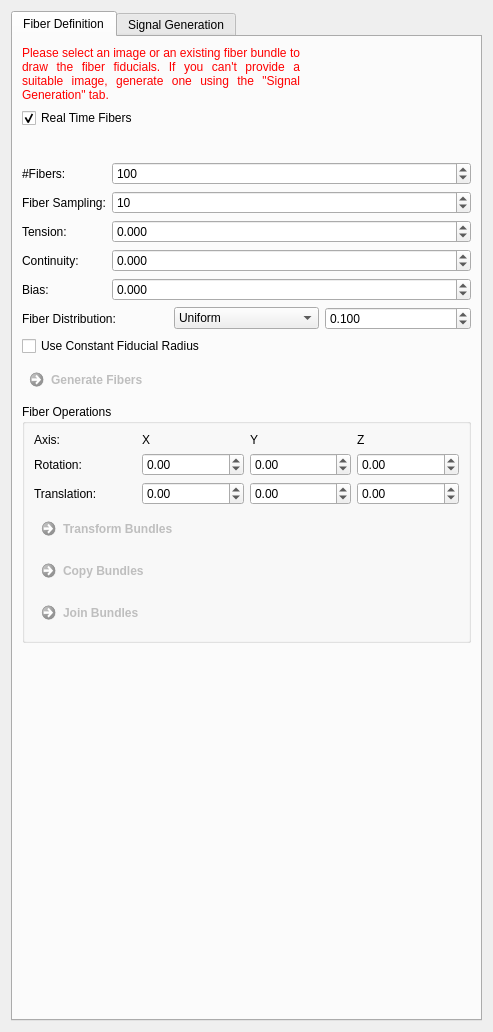
This is Plugins/org.mitk.gui.qt.diffusionimaging/src/internal/QmitkFiberfoxViewControls.ui in MITK/MITK as Qt 5 draws it before an edit. The edited form follows.
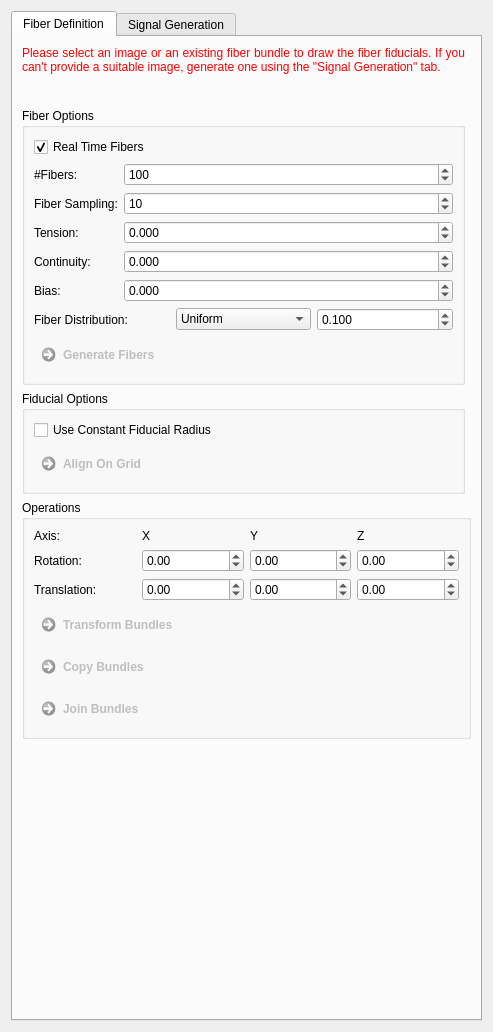
This is the edited form. Icons and pictures are not drawn.

Commit message: added snap to grid functionality

```diff
--- a/Plugins/org.mitk.gui.qt.diffusionimaging/src/internal/QmitkFiberfoxViewControls.ui
+++ b/Plugins/org.mitk.gui.qt.diffusionimaging/src/internal/QmitkFiberfoxViewControls.ui
@@ -24,18 +24,18 @@
        <string>Fiber Definition</string>
       </attribute>
       <layout class="QGridLayout" name="gridLayout_8">
-       <item row="1" column="0">
-        <widget class="QCheckBox" name="m_RealTimeFibers">
-         <property name="toolTip">
-          <string>Disable to only generate fibers if &quot;Generate Fibers&quot; button is pressed.</string>
+       <item row="7" column="0">
+        <spacer name="verticalSpacer">
+         <property name="orientation">
+          <enum>Qt::Vertical</enum>
          </property>
-         <property name="text">
-          <string>Real Time Fibers</string>
+         <property name="sizeHint" stdset="0">
+          <size>
+           <width>20</width>
+           <height>40</height>
+          </size>
          </property>
-         <property name="checked">
-          <bool>true</bool>
-         </property>
-        </widget>
+        </spacer>
        </item>
        <item row="0" column="0">
         <widget class="QLabel" name="m_FiberGenMessage">
@@ -56,7 +56,13 @@
          </property>
         </widget>
        </item>
-       <item row="3" column="0">
+       <item row="5" column="0">
+        <widget class="QGroupBox" name="groupBox_7">
+         <property name="title">
+          <string>Fiducial Options</string>
+         </property>
+         <layout class="QGridLayout" name="gridLayout_16">
+          <item row="0" column="0">
         <widget class="QCheckBox" name="m_ConstantRadiusBox">
          <property name="toolTip">
           <string>All fiducials are treated as circles with the same radius as the first fiducial. </string>
@@ -69,10 +75,26 @@
          </property>
         </widget>
        </item>
-       <item row="5" column="0" colspan="2">
+          <item row="1" column="0">
+           <widget class="QCommandLinkButton" name="m_AlignOnGrid">
+            <property name="enabled">
+             <bool>false</bool>
+            </property>
+            <property name="toolTip">
+             <string>Align selected fiducials on voxel grid. Shifts selected fiducials to nearest voxel center.</string>
+            </property>
+            <property name="text">
+             <string>Align On Grid</string>
+            </property>
+           </widget>
+          </item>
+         </layout>
+        </widget>
+       </item>
+       <item row="6" column="0" colspan="2">
         <widget class="QGroupBox" name="groupBox_4">
          <property name="title">
-          <string>Fiber Operations</string>
+          <string>Operations</string>
          </property>
          <layout class="QGridLayout" name="gridLayout_11">
           <item row="3" column="0">
@@ -333,20 +355,13 @@
          </layout>
         </widget>
        </item>
-       <item row="6" column="0">
-        <spacer name="verticalSpacer">
-         <property name="orientation">
-          <enum>Qt::Vertical</enum>
+       <item row="4" column="0">
+        <widget class="QGroupBox" name="groupBox_8">
+         <property name="title">
+          <string>Fiber Options</string>
          </property>
-         <property name="sizeHint" stdset="0">
-          <size>
-           <width>20</width>
-           <height>40</height>
-          </size>
-         </property>
-        </spacer>
-       </item>
-       <item row="2" column="0" colspan="2">
+         <layout class="QGridLayout" name="gridLayout_15">
+          <item row="1" column="0">
         <widget class="QFrame" name="frame_5">
          <property name="frameShape">
           <enum>QFrame::NoFrame</enum>
@@ -572,104 +587,6 @@
             </layout>
            </widget>
           </item>
-          <item row="0" column="0">
-           <widget class="QFrame" name="frame">
-            <property name="frameShape">
-             <enum>QFrame::NoFrame</enum>
-            </property>
-            <property name="frameShadow">
-             <enum>QFrame::Raised</enum>
-            </property>
-            <layout class="QGridLayout" name="gridLayout_3">
-             <property name="margin">
-              <number>0</number>
-             </property>
-             <item row="0" column="0">
-              <widget class="QPushButton" name="m_CircleButton">
-               <property name="enabled">
-                <bool>false</bool>
-               </property>
-               <property name="maximumSize">
-                <size>
-                 <width>30</width>
-                 <height>30</height>
-                </size>
-               </property>
-               <property name="toolTip">
-                <string>Draw elliptical fiducial.</string>
-               </property>
-               <property name="text">
-                <string/>
-               </property>
-               <property name="icon">
-                <iconset resource="../../resources/QmitkDiffusionImaging.qrc">
-                 <normaloff>:/QmitkDiffusionImaging/circle.png</normaloff>:/QmitkDiffusionImaging/circle.png</iconset>
-               </property>
-               <property name="iconSize">
-                <size>
-                 <width>32</width>
-                 <height>32</height>
-                </size>
-               </property>
-               <property name="checkable">
-                <bool>false</bool>
-               </property>
-               <property name="flat">
-                <bool>true</bool>
-               </property>
-              </widget>
-             </item>
-             <item row="0" column="1">
-              <widget class="QPushButton" name="m_FlipButton">
-               <property name="enabled">
-                <bool>false</bool>
-               </property>
-               <property name="maximumSize">
-                <size>
-                 <width>30</width>
-                 <height>30</height>
-                </size>
-               </property>
-               <property name="toolTip">
-                <string>Flip fiber waypoints of selcted fiducial around one axis.</string>
-               </property>
-               <property name="text">
-                <string/>
-               </property>
-               <property name="icon">
-                <iconset resource="../../resources/QmitkDiffusionImaging.qrc">
-                 <normaloff>:/QmitkDiffusionImaging/refresh.xpm</normaloff>:/QmitkDiffusionImaging/refresh.xpm</iconset>
-               </property>
-               <property name="iconSize">
-                <size>
-                 <width>32</width>
-                 <height>32</height>
-                </size>
-               </property>
-               <property name="checkable">
-                <bool>false</bool>
-               </property>
-               <property name="flat">
-                <bool>true</bool>
-               </property>
-              </widget>
-             </item>
-             <item row="0" column="2">
-              <spacer name="horizontalSpacer">
-               <property name="orientation">
-                <enum>Qt::Horizontal</enum>
-               </property>
-               <property name="sizeHint" stdset="0">
-                <size>
-                 <width>40</width>
-                 <height>20</height>
-                </size>
-               </property>
-              </spacer>
-             </item>
-            </layout>
-           </widget>
-          </item>
           <item row="2" column="0">
            <widget class="QFrame" name="frame_3">
             <property name="frameShape">
@@ -743,7 +660,7 @@
          </layout>
         </widget>
        </item>
-       <item row="4" column="0" colspan="2">
+          <item row="2" column="0">
         <widget class="QCommandLinkButton" name="m_GenerateFibersButton">
          <property name="enabled">
           <bool>false</bool>
@@ -753,6 +670,120 @@
          </property>
         </widget>
        </item>
+          <item row="0" column="0">
+           <widget class="QCheckBox" name="m_RealTimeFibers">
+            <property name="toolTip">
+             <string>Disable to only generate fibers if &quot;Generate Fibers&quot; button is pressed.</string>
+            </property>
+            <property name="text">
+             <string>Real Time Fibers</string>
+            </property>
+            <property name="checked">
+             <bool>true</bool>
+            </property>
+           </widget>
+          </item>
+         </layout>
+        </widget>
+       </item>
+       <item row="3" column="0">
+        <widget class="QFrame" name="frame">
+         <property name="frameShape">
+          <enum>QFrame::NoFrame</enum>
+         </property>
+         <property name="frameShadow">
+          <enum>QFrame::Raised</enum>
+         </property>
+         <layout class="QGridLayout" name="gridLayout_3">
+          <property name="margin">
+           <number>0</number>
+          </property>
+          <item row="0" column="0">
+           <widget class="QPushButton" name="m_CircleButton">
+            <property name="enabled">
+             <bool>false</bool>
+            </property>
+            <property name="maximumSize">
+             <size>
+              <width>30</width>
+              <height>30</height>
+             </size>
+            </property>
+            <property name="toolTip">
+             <string>Draw elliptical fiducial.</string>
+            </property>
+            <property name="text">
+             <string/>
+            </property>
+            <property name="icon">
+             <iconset resource="../../resources/QmitkDiffusionImaging.qrc">
+              <normaloff>:/QmitkDiffusionImaging/circle.png</normaloff>:/QmitkDiffusionImaging/circle.png</iconset>
+            </property>
+            <property name="iconSize">
+             <size>
+              <width>32</width>
+              <height>32</height>
+             </size>
+            </property>
+            <property name="checkable">
+             <bool>false</bool>
+            </property>
+            <property name="flat">
+             <bool>true</bool>
+            </property>
+           </widget>
+          </item>
+          <item row="0" column="1">
+           <widget class="QPushButton" name="m_FlipButton">
+            <property name="enabled">
+             <bool>false</bool>
+            </property>
+            <property name="maximumSize">
+             <size>
+              <width>30</width>
+              <height>30</height>
+             </size>
+            </property>
+            <property name="toolTip">
+             <string>Flip fiber waypoints of selcted fiducial around one axis.</string>
+            </property>
+            <property name="text">
+             <string/>
+            </property>
+            <property name="icon">
+             <iconset resource="../../resources/QmitkDiffusionImaging.qrc">
+              <normaloff>:/QmitkDiffusionImaging/refresh.xpm</normaloff>:/QmitkDiffusionImaging/refresh.xpm</iconset>
+            </property>
+            <property name="iconSize">
+             <size>
+              <width>32</width>
+              <height>32</height>
+             </size>
+            </property>
+            <property name="checkable">
+             <bool>false</bool>
+            </property>
+            <property name="flat">
+             <bool>true</bool>
+            </property>
+           </widget>
+          </item>
+          <item row="0" column="2">
+           <spacer name="horizontalSpacer">
+            <property name="orientation">
+             <enum>Qt::Horizontal</enum>
+            </property>
+            <property name="sizeHint" stdset="0">
+             <size>
+              <width>40</width>
+              <height>20</height>
+             </size>
+            </property>
+           </spacer>
+          </item>
+         </layout>
+        </widget>
+       </item>
       </layout>
      </widget>
      <widget class="QWidget" name="tab_2">
```
Left out of the diff: 2 changed lines with no effect on the pictures. Lines whose indentation alone changed are shown as unchanged. The commit also changes 2 other files.
